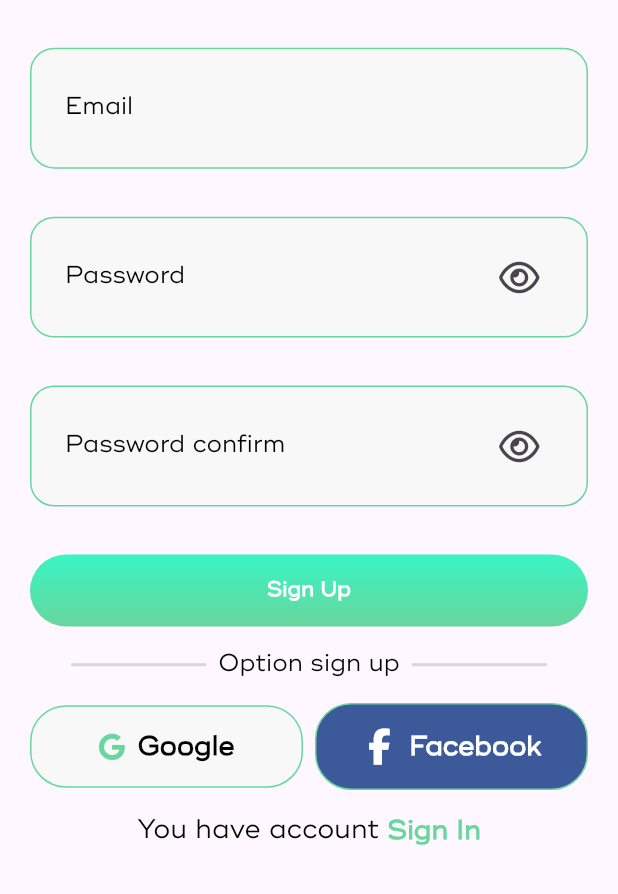
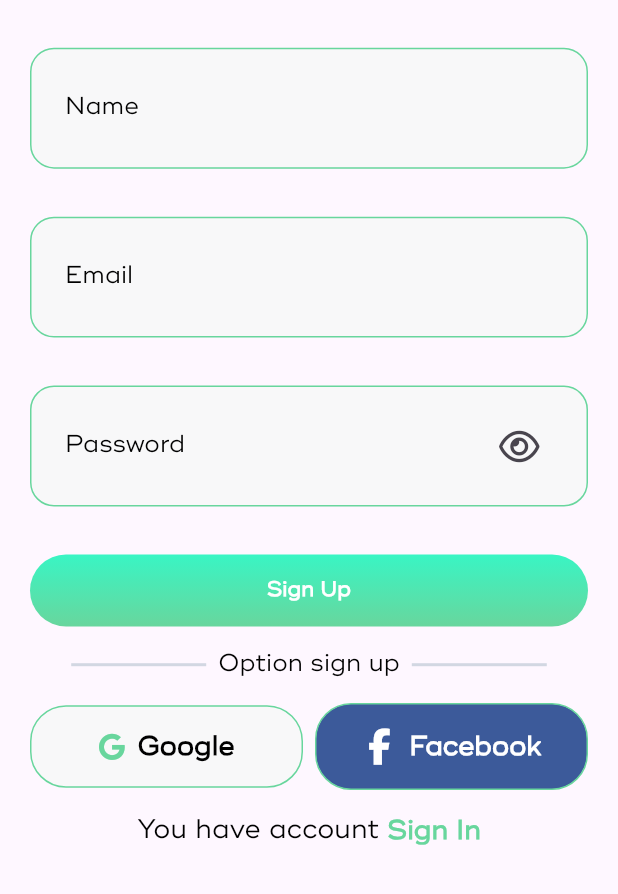
Before and after one commit to tungctn/ecofrenzy-app, a Flutter app: the screen it shows after launch, after a tap on "Sign Up", on a phone screen of 412 x 824 dp, the part 342-1236 px from its top. Run offline on Flutter 3.47's test engine with Material 2 defaults, Android fonts, the phone set to English and light mode, and no system bars; our stand-ins replace awesome_dialog, camera, flutter_spinkit, flutter_svg, fluttertoast, font_awesome_flutter and 5 more; missing offline and left inert: flutter_facebook_auth; accounts and stored records are empty; network calls fail; project files that could hold a hidden picture were left out.

Commit message:
register screen

```diff
--- a/flutter_app/lib/services/auth.service.dart
+++ b/flutter_app/lib/services/auth.service.dart
@@ -33,10 +33,9 @@ class AuthService {
     final response = await http.post(
       Uri.parse('$api/auth/register'),
       headers: <String, String>{
-        'Content-Type': 'application/json; charset=UTF-8',
+        'Content-Type': 'application/json',
       },
-      body: jsonEncode(
-          <String, String>{'email': email, 'password': password, 'name': name}),
+      body: jsonEncode({'email': email, 'password': password, 'name': name}),
     );
 
     if (response.statusCode == 200) {
@@ -45,6 +44,7 @@ class AuthService {
       return jsonResponse;
     } else {
       throw Exception('Failed to register.');
+      print(response.body);
     }
   }
 
--- a/flutter_app/lib/views/layouts/navigation.dart
+++ b/flutter_app/lib/views/layouts/navigation.dart
@@ -4,6 +4,7 @@ import 'package:flutter_app/provider/actions/challenge.action.dart';
 import 'package:flutter_app/provider/notifiers/auth.notifier.dart';
 import 'package:flutter_app/provider/notifiers/challenge.notifier.dart';
 import 'package:flutter_app/utils/icon.dart';
+import 'package:flutter_app/views/components/shared/loading.dart';
 import 'package:flutter_app/views/screens/challenge.screen.dart';
 import 'package:flutter_app/views/screens/challenge_detector.screen.dart';
 import 'package:flutter_app/views/screens/feed.screen.dart';
@@ -27,6 +28,8 @@ class Navigation extends StatefulWidget {
 class NavigationState extends State<Navigation> {
   int _selectedIndex = 0;
   bool _isPicked = false;
+  bool _isLoading = false;
+  // final authNotifier = AuthNotifier();
   void _onItemTapped(int index) {
     setState(() {
       _selectedIndex = index;
@@ -70,19 +73,23 @@ class NavigationState extends State<Navigation> {
   @override
   void initState() {
     super.initState();
+    setState(() {
+      _isLoading = true;
+    });
     loadChallenges();
   }
 
   void loadChallenges() async {
     await ChallengeActions.fetchChallenges(context.read<ChallengeNotifier>());
+    // ignore: use_build_context_synchronously
+    await AuthActions.checkAuth(context.read<AuthNotifier>());
     if (mounted) {
-      print("load challenges");
-      print(ChallengeNotifier().challenges.length);
       bool isPicked = ChallengeNotifier()
           .challenges
           .any((e) => e.status == "Picked" || e.status == "Pending");
       setState(() {
         _isPicked = isPicked;
+        _isLoading = false;
       });
     }
   }
@@ -95,6 +102,10 @@ class NavigationState extends State<Navigation> {
   @override
   Widget build(BuildContext context) {
     return Consumer<ChallengeNotifier>(builder: (context, notifier, _) {
+      return Consumer<AuthNotifier>(builder: (context, authNotifier, _) {
+        if (_isLoading) {
+          return const Scaffold(body: Loading());
+        }
         return Scaffold(
           appBar: AppBar(
             flexibleSpace: Container(
@@ -126,7 +137,11 @@ class NavigationState extends State<Navigation> {
             ),
             actions: [
               IconButton(
-              icon: Image.asset('assets/images/avatar.png'),
+                icon: CircleAvatar(
+                  backgroundImage: NetworkImage(authNotifier.user['image']),
+                  radius:
+                      20, // Bạn có thể điều chỉnh radius để thay đổi kích thước
+                ),
                 onPressed: () {
                   handleProfile();
                 },
@@ -159,6 +174,7 @@ class NavigationState extends State<Navigation> {
             ),
           ),
         );
+      });
     });
   }
 
--- a/flutter_app/lib/views/screens/auth/sign_up.screen.dart
+++ b/flutter_app/lib/views/screens/auth/sign_up.screen.dart
@@ -4,6 +4,8 @@ import 'package:awesome_dialog/awesome_dialog.dart';
 import 'package:flutter/material.dart';
 import 'package:flutter/src/widgets/framework.dart';
 import 'package:flutter/src/widgets/placeholder.dart';
+import 'package:flutter_app/provider/actions/auth.action.dart';
+import 'package:flutter_app/provider/notifiers/auth.notifier.dart';
 import 'package:font_awesome_flutter/font_awesome_flutter.dart';
 import 'package:flutter_app/core/constants/color_palatte.dart';
 import 'package:flutter_app/core/constants/dismention_constants.dart';
@@ -16,6 +18,7 @@ import 'package:flutter_app/views/components/shared/input_card.dart';
 import 'package:flutter_app/views/components/shared/loading.dart';
 import 'package:flutter_app/views/components/shared/line_widget.dart';
 import 'package:flutter_app/utils/icon.dart';
+import 'package:provider/provider.dart';
 
 /*
 ...
@@ -36,6 +39,16 @@ class _SignUpScreenState extends State<SignUpScreen> {
   String firstName = "";
   String lastName = "";
   String passwordConfirmation = "";
+  String name = "";
+  final authNotifier = AuthNotifier();
+
+  void handleRegister() async {
+    await AuthActions.register(authNotifier, name, email, password);
+    // ignore: use_build_context_synchronously
+    Navigator.push(
+        context, MaterialPageRoute(builder: (context) => const SignInScreen()));
+  }
+
   @override
   Widget build(BuildContext context) {
     return AppBarContainer(
@@ -48,6 +61,18 @@ class _SignUpScreenState extends State<SignUpScreen> {
             Image.asset(
               'assets/images/logo.jpg', // Đường dẫn đúng đến tệp hình ảnh trong thư mục assets
               fit: BoxFit.cover,
+            ),
+            const SizedBox(
+              height: kDefaultPadding * 2,
+            ),
+            StatefulBuilder(
+              builder: (context, setState) => InputCard(
+                style: TypeInputCard.name,
+                onchange: (String value) {
+                  name = value;
+                  setState(() {});
+                },
+              ),
             ),
             const SizedBox(
               height: kDefaultPadding * 2,
@@ -76,22 +101,11 @@ class _SignUpScreenState extends State<SignUpScreen> {
             const SizedBox(
               height: kDefaultPadding * 2,
             ),
-            StatefulBuilder(
-              builder: (context, setState) => InputCard(
-                style: TypeInputCard.passwordConfirm,
-                onchange: (String value) {
-                  passwordConfirmation = value;
-                  setState(() {});
-                },
-              ),
-            ),
-            const SizedBox(
-              height: kDefaultPadding * 2,
-            ),
             ButtonWidget(
               title: "Sign Up",
               ontap: () {
-                Loading.show(context);
+                handleRegister();
+                // Loading.show(context);
                 //   _controller
                 //       ?.signByPassWord(email, password, passwordConfirmation)
                 //       .then((value) => {
@@ -220,7 +234,7 @@ class _SignUpScreenState extends State<SignUpScreen> {
                     title: 'Google',
                     backgroundColor: ColorPalette.cardBackgroundColor,
                     textColor: ColorPalette.blackTextColor,
-                    icon: Icon(
+                    icon: const Icon(
                       FontAwesomeIcons.google,
                       color: ColorPalette.primaryColor,
                       size: kDefaultTextSize,
@@ -233,9 +247,9 @@ class _SignUpScreenState extends State<SignUpScreen> {
                   flex: 1,
                   child: ButtonIconWidget(
                     title: 'Facebook',
-                    backgroundColor: Color(0xff3C5A9A),
-                    textColor: Color(0xffffffff),
-                    icon: Icon(
+                    backgroundColor: const Color(0xff3C5A9A),
+                    textColor: const Color(0xffffffff),
+                    icon: const Icon(
                       FontAwesomeIcons.facebookF,
                       color: Colors.white,
                     ),
```
Also changed, not shown: flutter_app/lib/provider/actions/auth.action.dart (+4 -4 lines), flutter_app/lib/provider/actions/user.action.dart (added, +11 -0 lines), flutter_app/lib/services/image.service.dart (+3 -24 lines), flutter_app/lib/services/user.service.dart (added, +31 -0 lines), flutter_app/lib/views/screens/challenge_detector.screen.dart (+15 -16 lines), flutter_app/lib/views/screens/profile.screen.dart (+73 -37 lines). Lines whose indentation alone changed are shown as unchanged.
